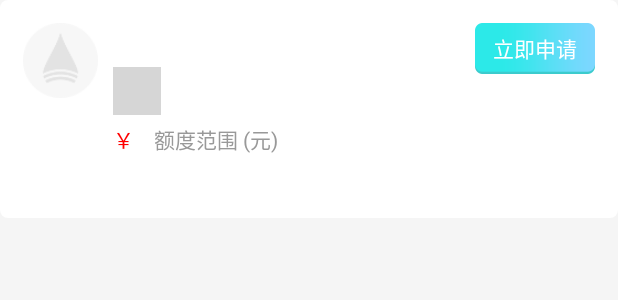
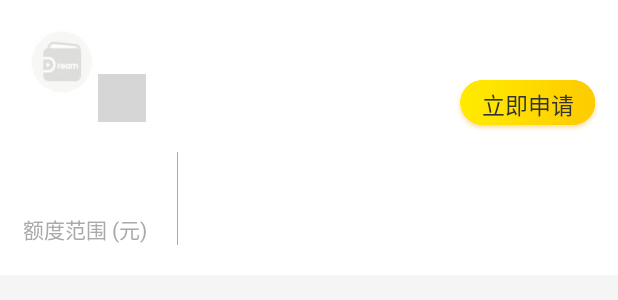
Before and after one commit to display822/beadTest, an Android app: the layout item_loans.xml on its own in the app's theme, with its tools: preview values and no code run, on a phone screen of 412 x 824 dp. Shown: the top 300 px of the screen. Run offline under Robolectric (Android 15) with nearby library versions, the phone set to English and light mode, and no system bars; plain views replace TagFlowLayout; grey boxes are pictures that could not be loaded.

Commit message:
贷款页面条目更改

```diff
--- a/app/src/main/java/com/dreamwallet/fragment/LoansFragment.java
+++ b/app/src/main/java/com/dreamwallet/fragment/LoansFragment.java
@@ -68,7 +68,7 @@ public class LoansFragment extends BaseFragment {
 
     public void init() {
         initRefresh();
-        initRecommendProduct();
+//        initRecommendProduct();
     }
 
     private void initRefresh() {
@@ -101,14 +101,11 @@ public class LoansFragment extends BaseFragment {
             @Override
             public void onSpringUpdate(Spring spring) {
                 super.onSpringUpdate(spring);
-                binding.ivRecommendProduct.setTranslationX((float) spring.getCurrentValue());
+//                binding.ivRecommendProduct.setTranslationX((float) spring.getCurrentValue());
             }
         });
         spring.setEndValue(0.1);
-        binding.ivRecommendProduct.setOnClickListener(view -> {
-                    LoansDetailsActivity.startActivity(mActivity, "");
-                }
-        );
+//        binding.ivRecommendProduct.setOnClickListener(view -> LoansDetailsActivity.startActivity(mActivity, ""));
     }
 
     private void initPlatformListData(int type) {
--- a/app/src/main/res/layout/fragment_loans.xml
+++ b/app/src/main/res/layout/fragment_loans.xml
@@ -30,7 +30,7 @@
                     android:id="@+id/rl_product"
                     android:layout_width="match_parent"
                     android:layout_height="wrap_content"
-                    android:padding="10dp" />
+                    android:paddingTop="10dp" />
             </com.scwang.smartrefresh.layout.SmartRefreshLayout>
 
             <android.support.v7.widget.ViewStubCompat
@@ -41,14 +41,14 @@
                 android:visibility="gone" />
         </FrameLayout>
 
-        <ImageView
-            android:id="@+id/iv_recommend_product"
-            android:layout_width="wrap_content"
-            android:layout_height="wrap_content"
-            android:layout_gravity="bottom|end"
-            android:layout_marginBottom="40dp"
-            android:layout_marginEnd="10dp"
-            android:scaleType="centerCrop"
-            android:src="@drawable/ic_start_product" />
+        <!--<ImageView-->
+            <!--android:id="@+id/iv_recommend_product"-->
+            <!--android:layout_width="wrap_content"-->
+            <!--android:layout_height="wrap_content"-->
+            <!--android:layout_gravity="bottom|end"-->
+            <!--android:layout_marginBottom="40dp"-->
+            <!--android:layout_marginEnd="10dp"-->
+            <!--android:scaleType="centerCrop"-->
+            <!--android:src="@drawable/ic_start_product" />-->
     </FrameLayout>
 </layout>
--- a/app/src/main/res/layout/item_loans.xml
+++ b/app/src/main/res/layout/item_loans.xml
@@ -21,29 +21,34 @@
     <RelativeLayout xmlns:android="http://schemas.android.com/apk/res/android"
         android:layout_width="match_parent"
         android:layout_height="wrap_content"
-        android:layout_marginBottom="10dp"
-        android:background="@drawable/shape_default_bg"
-        android:orientation="vertical"
-        android:padding="15dp">
-
-        <ImageView
-            android:id="@+id/img_icon"
-            android:layout_width="50dp"
-            android:layout_height="50dp"
-            android:src="@drawable/ic_default_loans"
-            app:circleImg="@{data.logo}" />
+        android:background="@color/color_FFFFFF">
 
         <LinearLayout
+            android:id="@+id/loan_content"
             android:layout_width="match_parent"
             android:layout_height="wrap_content"
-            android:layout_marginStart="10dp"
-            android:layout_toEndOf="@id/img_icon"
+            android:layout_marginBottom="20dp"
+            android:layout_marginTop="16dp"
+            android:paddingLeft="15dp"
+            android:orientation="horizontal">
+
+            <LinearLayout
+                android:layout_width="0dp"
+                android:layout_height="wrap_content"
+                android:layout_weight="1"
                 android:orientation="vertical">
 
                 <LinearLayout
                     android:layout_width="match_parent"
                     android:layout_height="wrap_content"
                     android:orientation="horizontal">
+
+                    <ImageView
+                        android:id="@+id/img_icon"
+                        android:layout_width="50dp"
+                        android:layout_height="50dp"
+                        android:src="@drawable/logo_gray"
+                        app:circleImg="@{data.logo}" />
 
                     <LinearLayout
                         android:layout_width="0dp"
@@ -55,63 +60,85 @@
                             android:id="@+id/tv_title"
                             android:layout_width="wrap_content"
                             android:layout_height="wrap_content"
-                        android:text="@{data.abbreviation}" />
+                            android:layout_marginTop="4dp"
+                            android:text="@{data.abbreviation}"
+                            android:textColor="@color/color_333333"
+                            android:textSize="15sp" />
 
                         <com.zhy.view.flowlayout.TagFlowLayout
                             android:id="@+id/fl_label"
                             android:layout_width="wrap_content"
                             android:layout_height="wrap_content"
-                        android:layout_marginTop="10dp" />
+                            android:layout_marginTop="8dp" />
                     </LinearLayout>
-
-                <TextView
-                    android:layout_width="wrap_content"
-                    android:layout_height="wrap_content"
-                    android:background="@drawable/ic_loans_apply"
-                    android:gravity="center"
-                    android:onClick="@{applyClick}"
-                    android:text="立即申请"
-                    android:textColor="@color/color_FFFFFF" />
 
                 </LinearLayout>
 
                 <LinearLayout
                     android:layout_width="wrap_content"
                     android:layout_height="wrap_content"
-                android:layout_marginTop="5dp"
+                    android:layout_marginTop="20dp"
                     android:orientation="horizontal">
 
-                <TextView
+                    <LinearLayout
                         android:layout_width="wrap_content"
                         android:layout_height="wrap_content"
-                    android:textColor="@color/color_ffff0000"
-                    android:text="￥ " />
+                        android:orientation="vertical">
 
                         <TextView
                             android:id="@+id/tv_money"
                             android:layout_width="wrap_content"
                             android:layout_height="wrap_content"
-                    android:textColor="@color/color_ffff0000"
-                    android:text="@{data.quato}" />
+                            android:text="@{data.quato}"
+                            android:textSize="20sp"
+                            android:textColor="@color/borrow_color" />
 
                         <TextView
                             android:layout_width="wrap_content"
                             android:layout_height="wrap_content"
-                    android:layout_marginStart="10dp"
+                            android:layout_marginTop="13dp"
                             android:text="额度范围 (元)"
-                    android:textColor="@color/color_999999" />
+                            android:textColor="@color/color_aaaaaa" />
+
                     </LinearLayout>
+
+                    <View
+                        android:layout_width="0.1dp"
+                        android:layout_height="match_parent"
+                        android:layout_marginLeft="20dp"
+                        android:background="@color/color_aaaaaa"
+                        />
 
                     <TextView
                         android:id="@+id/tv_info"
                         android:layout_width="wrap_content"
                         android:layout_height="wrap_content"
-                android:layout_marginTop="10dp"
-                android:textColor="@color/color_999999"
+                        android:layout_marginLeft="20dp"
+                        android:textColor="@color/color_aaaaaa"
                         android:textSize="12sp" />
+                </LinearLayout>
 
             </LinearLayout>
 
+            <TextView
+                android:layout_width="wrap_content"
+                android:layout_height="wrap_content"
+                android:layout_marginBottom="32dp"
+                android:layout_marginRight="12dp"
+                android:layout_marginTop="36dp"
+                android:background="@drawable/ic_apply_by_now"
+                android:gravity="center"
+                android:onClick="@{applyClick}"
+                android:text="立即申请"
+                android:textColor="@color/color_333333"
+                android:textSize="15sp" />
+        </LinearLayout>
+
+        <View
+            android:layout_width="match_parent"
+            android:layout_height="10dp"
+            android:layout_below="@id/loan_content"
+            android:background="@color/color_f5f5f5"/>
 
     </RelativeLayout>
 </layout>
--- a/framework/src/main/res/values/colors.xml
+++ b/framework/src/main/res/values/colors.xml
@@ -17,6 +17,7 @@
     <color name="color_ffa9acaf">#FFA9ACAF</color>
     <color name="color_666666">#666666</color>
     <color name="color_999999">#999999</color>
+    <color name="color_aaaaaa">#aaaaaa</color>
     <color name="color_dddddd">#dddddd</color>
     <color name="color_30cad9">#FF30ccdb</color>
     <color name="color_FF696B6C">#FF696B6C</color>
```
Lines whose indentation alone changed are shown as unchanged.
